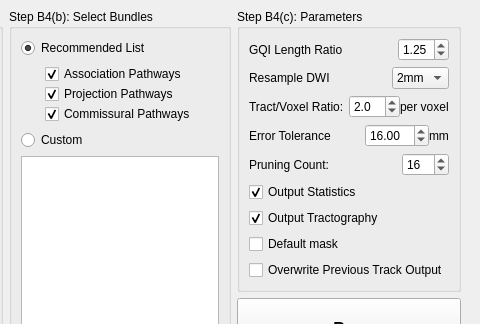
Before: the Qt Designer form auto_track.ui in frankyeh/DSI-Studio, drawn with Qt 5; both pictures show x 270 to 750 and y 0 to 324 of the 750 by 505 pixel window.
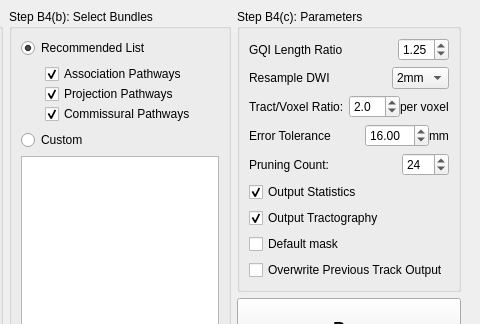
After: the same form once the commit is applied. Icons and pictures are not drawn.

Commit message: con't

Patch:
```diff
--- a/auto_track.ui
+++ b/auto_track.ui
@@ -522,7 +522,7 @@
                   <number>100</number>
                  </property>
                  <property name="value">
-                  <number>16</number>
+                  <number>24</number>
                  </property>
                 </widget>
                </item>
```
The commit also changes 1 other file.
